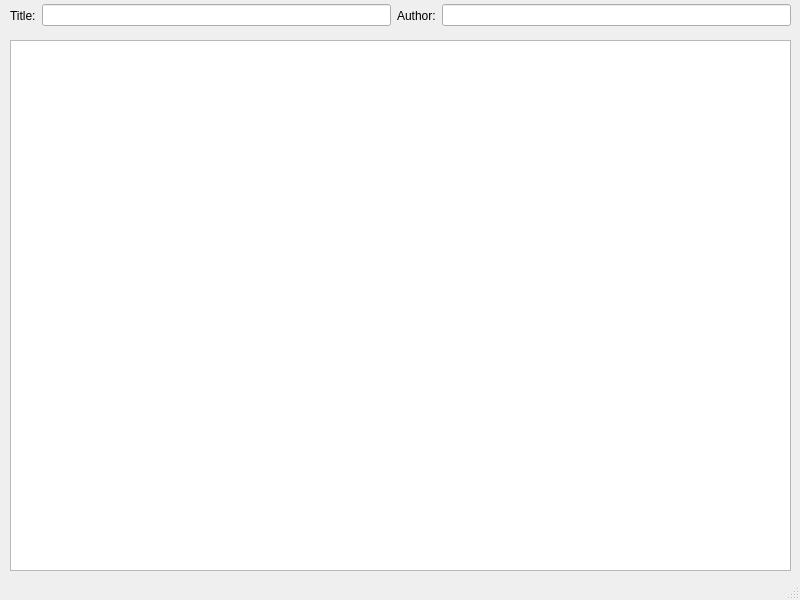
Old version of the form uis/6_lib.ui in the repository MonoKromu/Gui4.
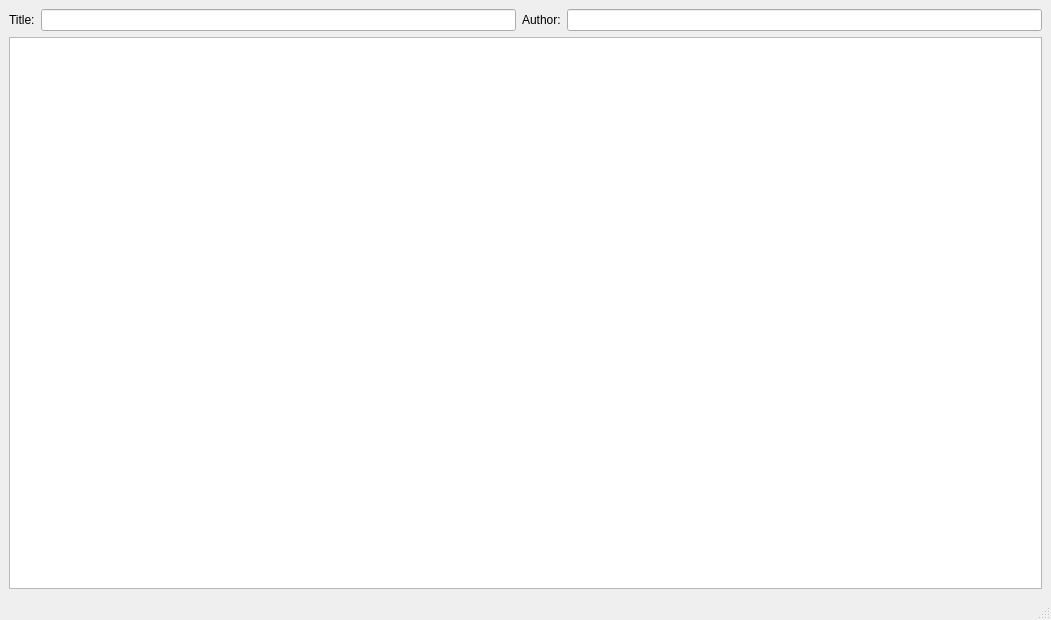
New version of the form.

What changed in the file:
```diff
--- a/uis/6_lib.ui
+++ b/uis/6_lib.ui
@@ -6,23 +6,16 @@
    <rect>
     <x>0</x>
     <y>0</y>
-    <width>800</width>
-    <height>600</height>
+    <width>1051</width>
+    <height>620</height>
    </rect>
   </property>
   <property name="windowTitle">
    <string>Library</string>
   </property>
   <widget class="QWidget" name="centralwidget">
-   <widget class="QWidget" name="horizontalLayoutWidget">
-    <property name="geometry">
-     <rect>
-      <x>10</x>
-      <y>0</y>
-      <width>781</width>
-      <height>31</height>
-     </rect>
-    </property>
+   <layout class="QGridLayout" name="gridLayout">
+    <item row="0" column="0">
     <layout class="QHBoxLayout" name="horizontalLayout">
      <item>
       <widget class="QLabel" name="label">
@@ -45,17 +38,21 @@
       <widget class="QLineEdit" name="searchAuthor"/>
      </item>
     </layout>
-   </widget>
+    </item>
+    <item row="1" column="0">
    <widget class="QTableView" name="table">
-    <property name="geometry">
-     <rect>
-      <x>10</x>
-      <y>40</y>
-      <width>781</width>
-      <height>531</height>
-     </rect>
-    </property>
-   </widget>
+      <property name="font">
+       <font>
+        <family>Arial</family>
+        <pointsize>16</pointsize>
+       </font>
+      </property>
+      <property name="textElideMode">
+       <enum>Qt::ElideLeft</enum>
+      </property>
+     </widget>
+    </item>
+   </layout>
   </widget>
   <widget class="QStatusBar" name="statusbar"/>
  </widget>
```
Lines whose indentation alone changed are shown as unchanged.
